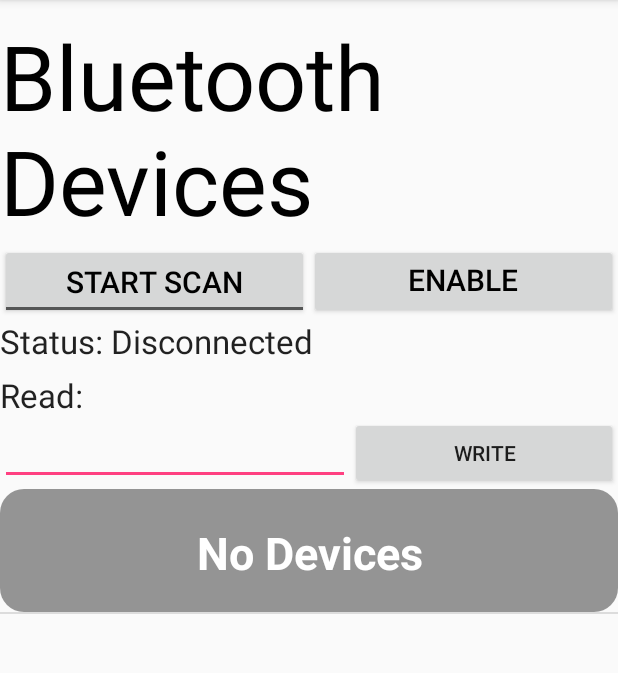
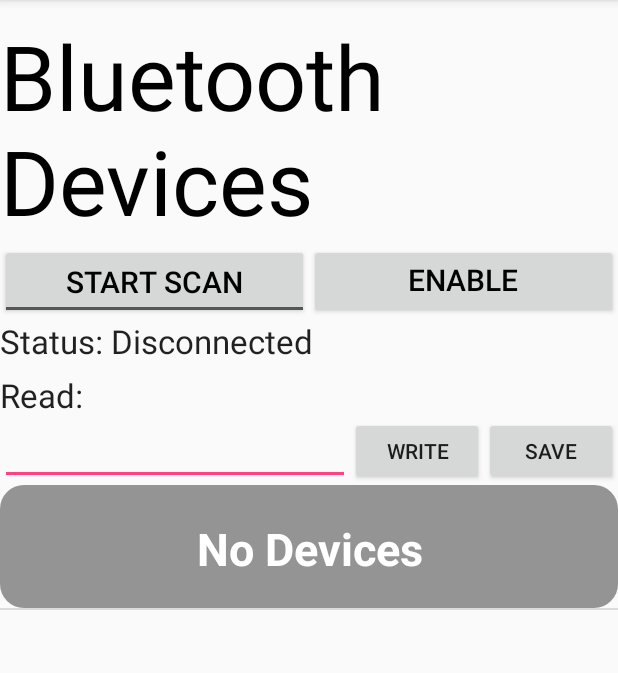
Before and after one commit to laiqinghui/CE3004---MDP, an Android app: the screen it shows after launch (MainActivity), on a phone screen of 412 x 824 dp, the part 84-757 px from its top. Run offline under Robolectric (Android 15) with nearby library versions, the phone set to English and light mode, and no system bars.

```diff
--- a/android/app/src/main/java/com/grp5/mdp/cz3004/BluetoothFragment.java
+++ b/android/app/src/main/java/com/grp5/mdp/cz3004/BluetoothFragment.java
@@ -9,6 +9,7 @@ import android.content.BroadcastReceiver;
 import android.content.Context;
 import android.content.Intent;
 import android.content.IntentFilter;
+import android.content.SharedPreferences;
 import android.net.Uri;
 import android.os.Bundle;
 import android.os.Handler;
@@ -32,9 +33,16 @@ import android.widget.TextView;
 import android.widget.Toast;
 import android.widget.ToggleButton;
 
+import java.io.BufferedReader;
+import java.io.FileInputStream;
+import java.io.FileNotFoundException;
+import java.io.FileOutputStream;
+import java.io.IOException;
+import java.io.InputStreamReader;
 import java.util.ArrayList;
 import java.util.Set;
 
+import static android.provider.Telephony.Mms.Part.FILENAME;
 import static com.grp5.mdp.cz3004.MainActivity.REQUEST_BLUETOOTH;
 
 
@@ -107,11 +115,12 @@ public class BluetoothFragment extends Fragment implements AdapterView.OnItemCli
         super.onStart();
         // If BT is not on, request that it be enabled.
         // setupChat() will then be called during onActivityResult
-        if (!mBluetoothAdapter.isEnabled()) {
-            Intent enableIntent = new Intent(BluetoothAdapter.ACTION_REQUEST_ENABLE);
-            startActivityForResult(enableIntent, REQUEST_ENABLE_BT);
-            // Otherwise, setup the chat session
-        }
+//        if (!mBluetoothAdapter.isEnabled()) {
+//            Log.d("DEBUGG", "test2");
+//            Intent enableIntent = new Intent(BluetoothAdapter.ACTION_REQUEST_ENABLE);
+//            startActivityForResult(enableIntent, REQUEST_ENABLE_BT);
+//            // Otherwise, setup the chat session
+//        }
     }
 
     @Override
@@ -137,12 +146,20 @@ public class BluetoothFragment extends Fragment implements AdapterView.OnItemCli
         scan = (ToggleButton) view.findViewById(R.id.scan);
         Button discovery = view.findViewById(R.id.discovery_button);
         Button writeButton = view.findViewById(R.id.writeButton);
+        Button saveButton = view.findViewById(R.id.saveButton);
+        EditText writeField = view.findViewById(R.id.writeField);
         // Set the adapter
         mListView = (AbsListView) view.findViewById(android.R.id.list);
         ((AdapterView<ListAdapter>) mListView).setAdapter(mAdapter);
 
         // Set OnItemClickListener so we can be notified on item clicks
         mListView.setOnItemClickListener(this);
+
+        SharedPreferences customText = getActivity().getSharedPreferences(Constants.PREF_NAME, Context.MODE_PRIVATE);
+        String custom_write_text = customText.getString(Constants.PREF_NAME, "");
+
+        writeField.setText(custom_write_text);
+
 
         discovery.setOnClickListener(new Button.OnClickListener() {
             @Override
@@ -159,9 +176,29 @@ public class BluetoothFragment extends Fragment implements AdapterView.OnItemCli
             public void onClick(View view) {
                 Log.v("WRITE", "Write button pressed.");
 
-                TextView tv = (TextView)getActivity().findViewById(R.id.writeField);
+                TextView tv = (TextView) getActivity().findViewById(R.id.writeField);
                 String data = tv.getText().toString();
-                ((MainActivity)getActivity()).sendMessage(data);
+                ((MainActivity) getActivity()).sendMessage(data);
+            }
+        });
+
+        saveButton.setOnClickListener(new Button.OnClickListener() {
+
+            @Override
+            public void onClick(View view) {
+                Log.v("SAVE", "Save button pressed.");
+                TextView tv = (TextView) getActivity().findViewById(R.id.writeField);
+                String data = tv.getText().toString();
+
+                //TODO: Save data in persistent storage
+                // We need an Editor object to make preference changes.
+                // All objects are from android.context.Context
+                SharedPreferences customText = getActivity().getSharedPreferences(Constants.PREF_NAME, Context.MODE_PRIVATE);
+                SharedPreferences.Editor editor = customText.edit();
+                editor.putString(Constants.PREF_NAME, data);
+
+                // Commit the edits!
+                editor.commit();
             }
         });
 
@@ -172,14 +209,16 @@ public class BluetoothFragment extends Fragment implements AdapterView.OnItemCli
                 filter.addAction(BluetoothDevice.ACTION_FOUND);
                 filter.addAction(BluetoothAdapter.ACTION_DISCOVERY_FINISHED);
                 if (isChecked) {
-                    if(!mBluetoothAdapter.isEnabled()){
+                    if (!mBluetoothAdapter.isEnabled()) {
                         Intent enableBT = new Intent(BluetoothAdapter.ACTION_REQUEST_ENABLE);
                         startActivityForResult(enableBT, REQUEST_BLUETOOTH);
+                        scan.setChecked(false);
+                    } else {
+                        mAdapter.clear();
+                        getActivity().registerReceiver(bReciever, filter);
+                        Toast.makeText(getActivity(), "Scan started!", Toast.LENGTH_SHORT).show();
+                        mBluetoothAdapter.startDiscovery();
                     }
-                    mAdapter.clear();
-                    getActivity().registerReceiver(bReciever, filter);
-                    Toast.makeText(getActivity(), "Scan started!", Toast.LENGTH_SHORT).show();
-                    mBluetoothAdapter.startDiscovery();
                 } else {
                     getActivity().unregisterReceiver(bReciever);
                     Toast.makeText(getActivity(), "Scan stopped!", Toast.LENGTH_SHORT).show();
--- a/android/app/src/main/java/com/grp5/mdp/cz3004/Constants.java
+++ b/android/app/src/main/java/com/grp5/mdp/cz3004/Constants.java
@@ -32,4 +32,6 @@ public interface Constants {
     public static final String DEVICE_NAME = "device_name";
     public static final String TOAST = "toast";
 
+    public static final String PREF_NAME  = "custom_write_text";
+
 }
--- a/android/app/src/main/res/layout/fragment_bluetooth.xml
+++ b/android/app/src/main/res/layout/fragment_bluetooth.xml
@@ -98,12 +98,28 @@
             android:layout_height="wrap_content"
             android:id="@+id/writeField" />
 
-        <Button
+        <LinearLayout
             android:layout_width="match_parent"
-            android:layout_height="wrap_content"
-            android:text="Write"
-            android:id="@+id/writeButton"
-            android:clickable="true" />
+            android:layout_height="match_parent">
+
+            <Button
+                android:layout_width="match_parent"
+                android:layout_height="wrap_content"
+                android:layout_weight="1"
+                android:text="Write"
+                android:id="@+id/writeButton"
+                android:clickable="true" />
+
+            <Button
+                android:layout_width="match_parent"
+                android:layout_height="wrap_content"
+                android:layout_weight="1"
+                android:text="Save"
+                android:id="@+id/saveButton"
+                android:clickable="true" />
+
+        </LinearLayout>
+
     </LinearLayout>
 
     <ListView
```
